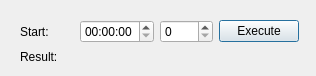
Above: Cpp/Qaddtime/qaddtime.ui from Catamondium/projects before the change. Below: the same form after it.
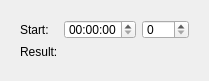
That is the form after the change.

Commit message: Now triggering calculation upon 'EditingFinished' signal instead of button press and removed execute button.

The edit to the form file:
```diff
--- a/Cpp/Qaddtime/qaddtime.ui
+++ b/Cpp/Qaddtime/qaddtime.ui
@@ -6,8 +6,8 @@
    <rect>
     <x>0</x>
     <y>0</y>
-    <width>316</width>
-    <height>76</height>
+    <width>209</width>
+    <height>81</height>
    </rect>
   </property>
   <property name="windowTitle">
@@ -18,8 +18,8 @@
     <rect>
      <x>9</x>
      <y>9</y>
-     <width>301</width>
-     <height>67</height>
+     <width>191</width>
+     <height>61</height>
     </rect>
    </property>
    <layout class="QGridLayout" name="GridLayout">
@@ -54,16 +54,13 @@
      </widget>
     </item>
     <item row="0" column="1">
-     <widget class="QTimeEdit" name="timeEdit"/>
-    </item>
-    <item row="0" column="3">
-     <widget class="QPushButton" name="runButton">
-      <property name="text">
-       <string>Execute</string>
+     <widget class="QTimeEdit" name="timeEdit">
+      <property name="cursor">
+       <cursorShape>IBeamCursor</cursorShape>
       </property>
      </widget>
     </item>
-    <item row="1" column="1" colspan="3">
+    <item row="1" column="1" colspan="2">
      <widget class="QLabel" name="result">
       <property name="alignment">
        <set>Qt::AlignCenter</set>
```
Left out of the diff: 7 changed lines with no effect on the pictures. The commit also changes 3 other files.
